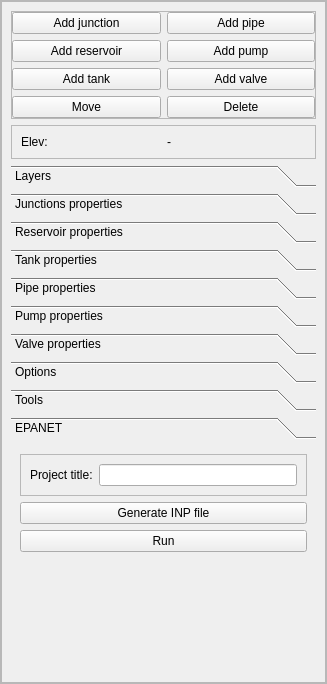
Old version of the form ui/qepanet_dockwidget.ui in the repository aecforge/QEPANET.
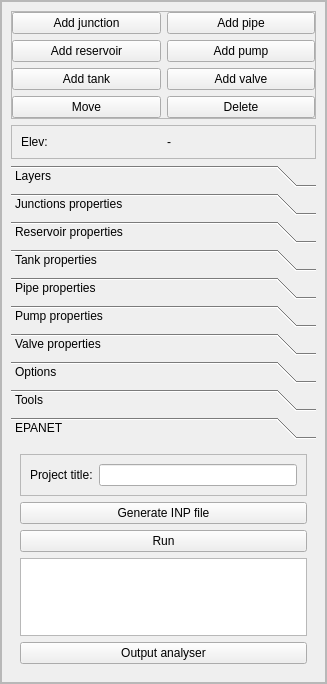
New version of the form. The open tabs and pages were chosen to show the change.

Commit message: - Fixed some bugs with pumps and valves - Fixed some bugs with curves and patterns - Added basic EPANET support - Added EPANET binary output reading capabilities - Added skeleton for output analysis

What changed in the file:
```diff
--- a/ui/qepanet_dockwidget.ui
+++ b/ui/qepanet_dockwidget.ui
@@ -1026,8 +1026,8 @@
                <rect>
                 <x>0</x>
                 <y>0</y>
-                <width>305</width>
-                <height>116</height>
+                <width>288</width>
+                <height>222</height>
                </rect>
               </property>
               <attribute name="label">
@@ -1070,23 +1070,20 @@
                  </property>
                 </widget>
                </item>
+               <item>
+                <widget class="QPlainTextEdit" name="txt_epanet_console"/>
+               </item>
+               <item>
+                <widget class="QPushButton" name="btn_epanet_output">
+                 <property name="text">
+                  <string>Output analyser</string>
+                 </property>
+                </widget>
+               </item>
               </layout>
              </widget>
             </widget>
            </item>
-           <item>
-            <spacer name="verticalSpacer">
-             <property name="orientation">
-              <enum>Qt::Vertical</enum>
-             </property>
-             <property name="sizeHint" stdset="0">
-              <size>
-               <width>20</width>
-               <height>40</height>
-              </size>
-             </property>
-            </spacer>
-           </item>
           </layout>
          </widget>
         </item>
```
Left out of the diff: 33 changed lines with no effect on the pictures. The commit also changes 14 other files.
